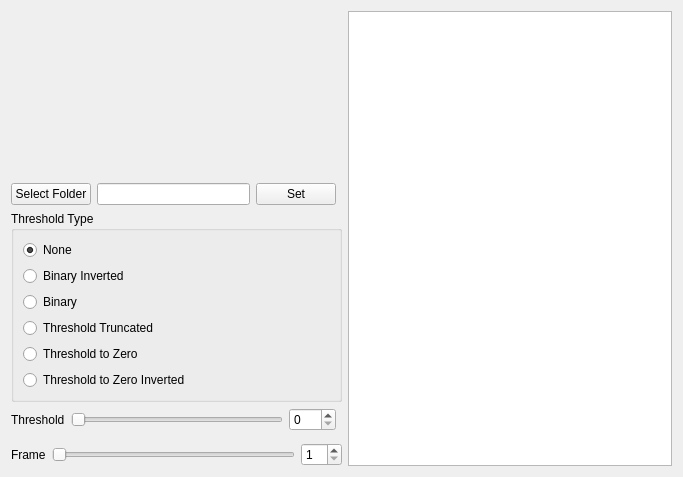
Above: frequencydetection.ui from Tokyo-MQP-2024/IgniteCV before the change. Below: the same form after it.
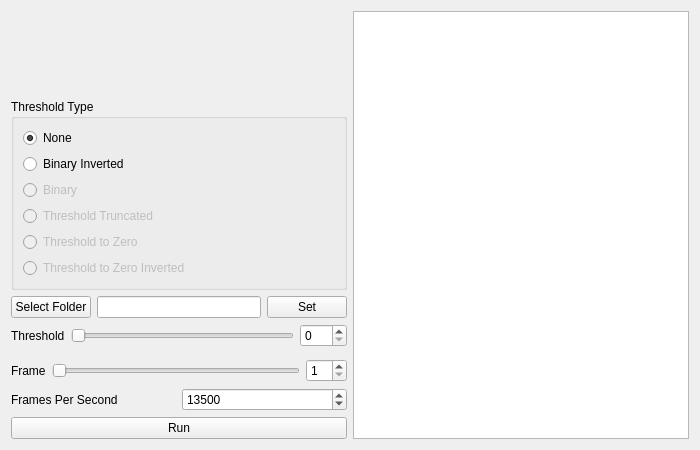
That is the form after the change. Custom widgets are drawn as their Qt base class.

Patch:
```diff
--- a/frequencydetection.ui
+++ b/frequencydetection.ui
@@ -2,47 +2,22 @@
 <ui version="4.0">
  <class>frequencyDetection</class>
  <widget class="QWidget" name="frequencyDetection">
+  <property name="enabled">
+   <bool>true</bool>
+  </property>
   <property name="geometry">
    <rect>
     <x>0</x>
     <y>0</y>
-    <width>683</width>
-    <height>477</height>
+    <width>700</width>
+    <height>450</height>
    </rect>
   </property>
   <property name="windowTitle">
    <string>Form</string>
   </property>
   <layout class="QGridLayout" name="gridLayout">
-   <item row="5" column="0" colspan="2">
-    <layout class="QHBoxLayout" name="horizontalLayout_2">
-     <item>
-      <widget class="QLabel" name="label">
-       <property name="text">
-        <string>Frame</string>
-       </property>
-      </widget>
-     </item>
-     <item>
-      <widget class="QSlider" name="horizontalSlider">
-       <property name="minimum">
-        <number>1</number>
-       </property>
-       <property name="orientation">
-        <enum>Qt::Orientation::Horizontal</enum>
-       </property>
-      </widget>
-     </item>
-     <item>
-      <widget class="QSpinBox" name="spinBox">
-       <property name="minimum">
-        <number>1</number>
-       </property>
-      </widget>
-     </item>
-    </layout>
-   </item>
-   <item row="3" column="0">
+   <item row="4" column="0">
     <layout class="QHBoxLayout" name="threshold">
      <property name="sizeConstraint">
       <enum>QLayout::SizeConstraint::SetFixedSize</enum>
@@ -73,16 +48,6 @@
      </item>
     </layout>
    </item>
-   <item row="0" column="2" rowspan="6">
-    <widget class="qgraphicsviewresize" name="graphicsView">
-     <property name="verticalScrollBarPolicy">
-      <enum>Qt::ScrollBarPolicy::ScrollBarAlwaysOff</enum>
-     </property>
-     <property name="horizontalScrollBarPolicy">
-      <enum>Qt::ScrollBarPolicy::ScrollBarAlwaysOff</enum>
-     </property>
-    </widget>
-   </item>
    <item row="0" column="0">
     <spacer name="verticalSpacer">
      <property name="orientation">
@@ -96,7 +61,69 @@
      </property>
     </spacer>
    </item>
-   <item row="2" column="0" colspan="2">
+   <item row="7" column="0">
+    <layout class="QHBoxLayout" name="fpsLayout">
+     <item>
+      <widget class="QLabel" name="label_2">
+       <property name="text">
+        <string>Frames Per Second</string>
+       </property>
+      </widget>
+     </item>
+     <item>
+      <widget class="QSpinBox" name="spinBox_3">
+       <property name="minimum">
+        <number>1</number>
+       </property>
+       <property name="maximum">
+        <number>9999999</number>
+       </property>
+       <property name="value">
+        <number>13500</number>
+       </property>
+      </widget>
+     </item>
+    </layout>
+   </item>
+   <item row="6" column="0">
+    <layout class="QHBoxLayout" name="horizontalLayout_2">
+     <item>
+      <widget class="QLabel" name="label">
+       <property name="text">
+        <string>Frame</string>
+       </property>
+      </widget>
+     </item>
+     <item>
+      <widget class="QSlider" name="horizontalSlider">
+       <property name="minimum">
+        <number>1</number>
+       </property>
+       <property name="orientation">
+        <enum>Qt::Orientation::Horizontal</enum>
+       </property>
+      </widget>
+     </item>
+     <item>
+      <widget class="QSpinBox" name="spinBox">
+       <property name="minimum">
+        <number>1</number>
+       </property>
+      </widget>
+     </item>
+    </layout>
+   </item>
+   <item row="0" column="2" rowspan="9">
+    <widget class="qgraphicsviewresize" name="graphicsView">
+     <property name="verticalScrollBarPolicy">
+      <enum>Qt::ScrollBarPolicy::ScrollBarAlwaysOff</enum>
+     </property>
+     <property name="horizontalScrollBarPolicy">
+      <enum>Qt::ScrollBarPolicy::ScrollBarAlwaysOff</enum>
+     </property>
+    </widget>
+   </item>
+   <item row="2" column="0">
     <widget class="QGroupBox" name="threshType">
      <property name="sizePolicy">
       <sizepolicy hsizetype="Fixed" vsizetype="Fixed">
@@ -136,6 +163,9 @@
       </item>
       <item>
        <widget class="QRadioButton" name="radioButton_binary">
+        <property name="enabled">
+         <bool>false</bool>
+        </property>
         <property name="text">
          <string>Binary</string>
         </property>
@@ -146,6 +176,9 @@
       </item>
       <item>
        <widget class="QRadioButton" name="radioButton_threshtrunc">
+        <property name="enabled">
+         <bool>false</bool>
+        </property>
         <property name="text">
          <string>Threshold Truncated</string>
         </property>
@@ -153,6 +186,9 @@
       </item>
       <item>
        <widget class="QRadioButton" name="radioButton_thresh0">
+        <property name="enabled">
+         <bool>false</bool>
+        </property>
         <property name="text">
          <string>Threshold to Zero</string>
         </property>
@@ -160,6 +196,9 @@
       </item>
       <item>
        <widget class="QRadioButton" name="radioButton_thresh0inv">
+        <property name="enabled">
+         <bool>false</bool>
+        </property>
         <property name="text">
          <string>Threshold to Zero Inverted</string>
         </property>
@@ -168,7 +207,7 @@
      </layout>
     </widget>
    </item>
-   <item row="1" column="0">
+   <item row="3" column="0">
     <layout class="QHBoxLayout" name="horizontalLayout">
      <item>
       <widget class="QPushButton" name="pushButton">
@@ -189,6 +228,13 @@
      </item>
     </layout>
    </item>
+   <item row="8" column="0">
+    <widget class="QPushButton" name="runButton">
+     <property name="text">
+      <string>Run</string>
+     </property>
+    </widget>
+   </item>
   </layout>
  </widget>
  <customwidgets>
```
